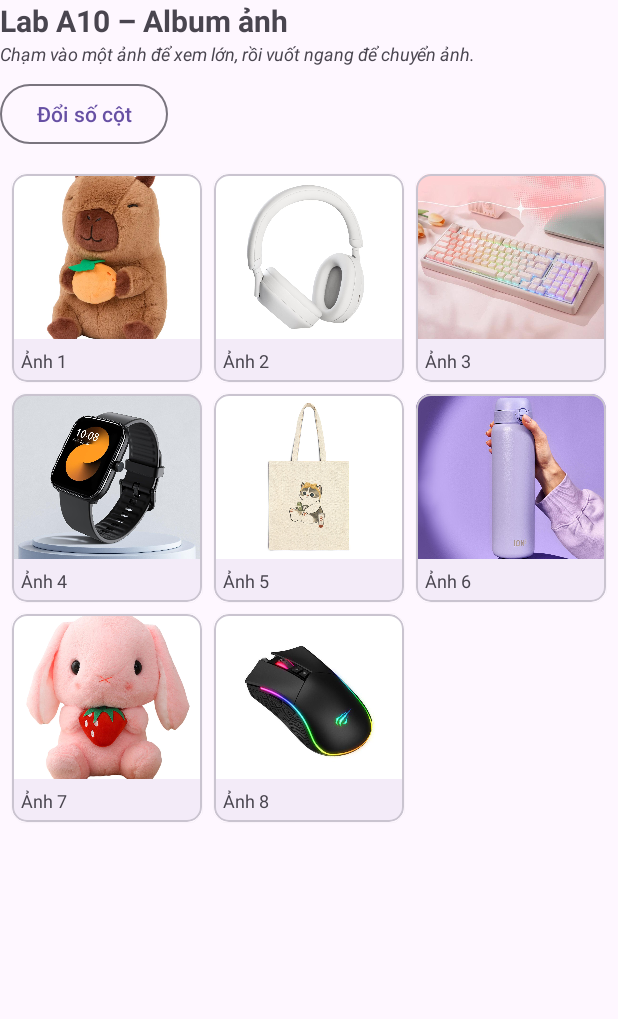
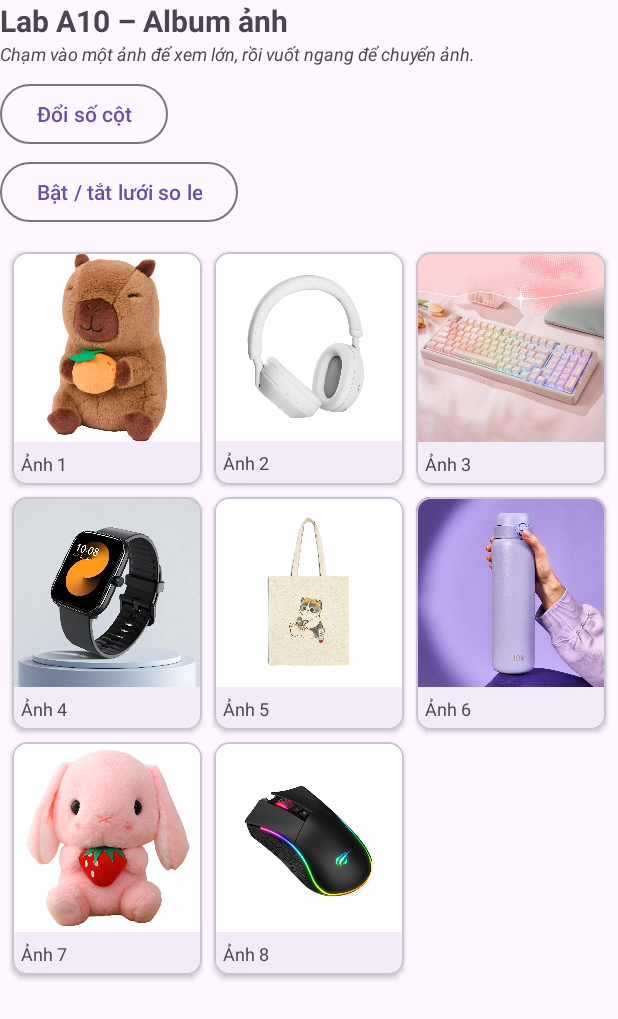
Before and after one commit to HTham326/A10_241A010134, an Android app: the screen it shows after launch (MainActivity), on a phone screen of 412 x 824 dp. Shown: the top 1019 px of the screen. Run offline under Robolectric (Android 15) with nearby library versions, the phone set to English and light mode, and no system bars.

Commit message:
A10: NC2 - Hien thi anh bang StaggerGridLayoutManager - Luoi so le

```diff
--- a/app/src/main/java/vn/edu/vhu/ltdd/a10gallery/MainActivity.java
+++ b/app/src/main/java/vn/edu/vhu/ltdd/a10gallery/MainActivity.java
@@ -3,6 +3,7 @@ package vn.edu.vhu.ltdd.a10gallery;
 import android.content.Intent;
 import android.os.Bundle;
 import android.util.Log;
+import android.widget.Button;
 import android.widget.Toast;
 
 import androidx.activity.EdgeToEdge;
@@ -12,13 +13,13 @@ import androidx.core.view.ViewCompat;
 import androidx.core.view.WindowInsetsCompat;
 import androidx.recyclerview.widget.GridLayoutManager;
 import androidx.recyclerview.widget.RecyclerView;
+import androidx.recyclerview.widget.StaggeredGridLayoutManager;
 
 import java.util.ArrayList;
 import java.util.List;
 
 public class MainActivity extends AppCompatActivity {
 
-    // TODO: thay 2201234567 bằng MSSV của bạn
     private static final String TAG = "A10_241A010134";
 
     public static final String EXTRA_VI_TRI = "extra_vi_tri";
@@ -42,6 +43,7 @@ public class MainActivity extends AppCompatActivity {
 
     private final List<String> chuThich = new ArrayList<>();
     private AnhAdapter adapter;
+    private boolean dangDungLuoiSoLe = false;
 
     @Override
     protected void onCreate(Bundle savedInstanceState) {
@@ -77,7 +79,33 @@ public class MainActivity extends AppCompatActivity {
         });
         rv.setAdapter(adapter);
 
-        findViewById(R.id.btnDoiCot).setOnClickListener(v -> doiSoCot(rv));
+        Button btnDoiCot = findViewById(R.id.btnDoiCot);
+        Button btnCheDoSoLe = findViewById(R.id.btnCheDoSoLe);
+
+        btnDoiCot.setOnClickListener(v -> doiSoCot(rv));
+        btnCheDoSoLe.setOnClickListener(v -> {
+            if(!dangDungLuoiSoLe) {
+
+                // Bật chế độ lưới so le 2 cột
+                StaggeredGridLayoutManager lm = new StaggeredGridLayoutManager(2, StaggeredGridLayoutManager.VERTICAL);
+
+                rv.setLayoutManager(lm);
+
+                dangDungLuoiSoLe = true;
+                btnDoiCot.setEnabled(false);
+
+                Toast.makeText(this, "Đã bật chế độ lưới so le 2 cột", Toast.LENGTH_SHORT).show();
+            } else {
+
+                // Quay lại chế độ lưới thông thường 3 cột
+                rv.setLayoutManager(new GridLayoutManager(this, 3));
+
+                dangDungLuoiSoLe = false;
+                btnDoiCot.setEnabled(true);
+
+                Toast.makeText(this, "Đã quay lại lưới thông thường", Toast.LENGTH_SHORT).show();
+            }
+        });
     }
 
     /** Đổi qua lại giữa 2, 3 và 4 cột để thấy LayoutManager làm việc gì. */
--- a/app/src/main/res/layout/activity_main.xml
+++ b/app/src/main/res/layout/activity_main.xml
@@ -28,6 +28,14 @@
         android:layout_marginTop="8dp"
         android:text="@string/doi_cot" />
 
+    <Button
+        android:id="@+id/btnCheDoSoLe"
+        style="?attr/materialButtonOutlinedStyle"
+        android:layout_width="wrap_content"
+        android:layout_height="wrap_content"
+        android:layout_marginTop="4dp"
+        android:text="Bật / tắt lưới so le" />
+
     <androidx.recyclerview.widget.RecyclerView
         android:id="@+id/rvAnh"
         android:layout_width="match_parent"
--- a/app/src/main/res/layout/item_anh.xml
+++ b/app/src/main/res/layout/item_anh.xml
@@ -1,6 +1,7 @@
 <?xml version="1.0" encoding="utf-8"?>
 <!-- res/layout/item_anh.xml – một ô trong lưới -->
-<com.google.android.material.card.MaterialCardView xmlns:android="http://schemas.android.com/apk/res/android"
+<com.google.android.material.card.MaterialCardView
+    xmlns:android="http://schemas.android.com/apk/res/android"
     xmlns:app="http://schemas.android.com/apk/res-auto"
     android:layout_width="match_parent"
     android:layout_height="wrap_content"
@@ -16,14 +17,13 @@
         android:layout_height="wrap_content"
         android:orientation="vertical">
 
-        <!-- Chiều cao cố định để mọi ô cao bằng nhau dù ảnh gốc khác tỉ lệ.
-             centerCrop cắt bớt phần thừa thay vì làm méo ảnh. -->
         <ImageView
             android:id="@+id/imgAnh"
             android:layout_width="match_parent"
-            android:layout_height="110dp"
+            android:layout_height="wrap_content"
+            android:adjustViewBounds="true"
             android:contentDescription="@string/desc_anh"
-            android:scaleType="centerCrop" />
+            android:scaleType="fitCenter" />
 
         <TextView
             android:id="@+id/tvChuThich"
```
